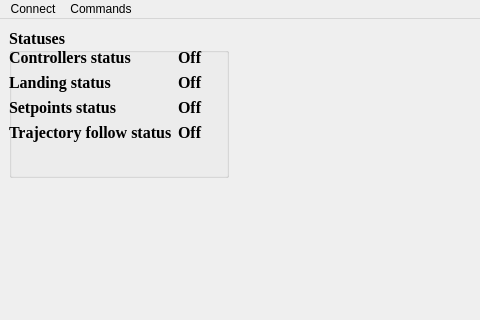
The window that software/QuadrocopterGUI/quadro.ui (klaxalk/multirotor-control-board) describes before a commit, drawn with Qt 5; both pictures show x 0 to 480 and y 0 to 320 of the 961 by 496 pixel window.
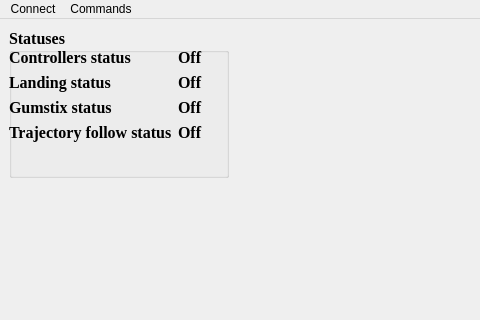
The same window after the commit. Custom widgets are drawn as their Qt base class.

Diff of the .ui file:
```diff
--- a/software/QuadrocopterGUI/quadro.ui
+++ b/software/QuadrocopterGUI/quadro.ui
@@ -115,7 +115,7 @@
                  </font>
                 </property>
                 <property name="text">
-                 <string>Setpoints status</string>
+                 <string>Gumstix status</string>
                 </property>
                </widget>
               </item>
```
Left out of the diff: 184 changed lines with no effect on the pictures.
